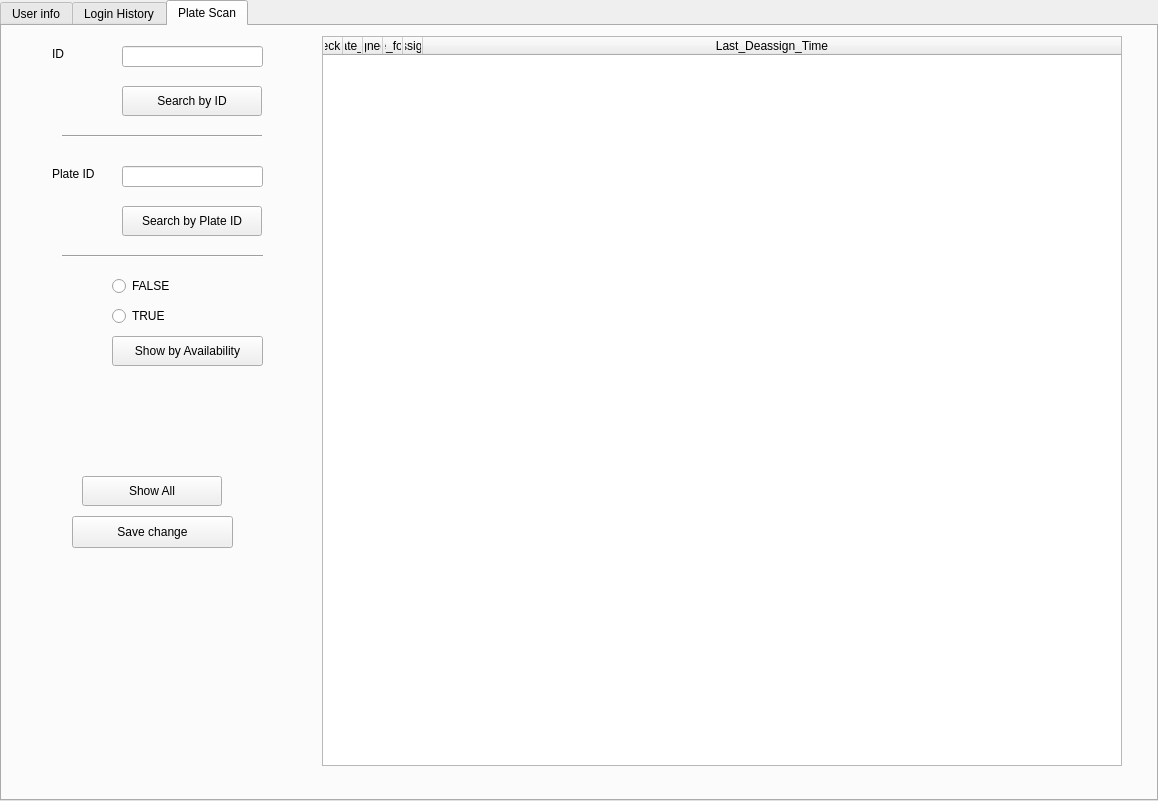
Old version of the form Project_Folder/Project_Space/Concentrate_Advance.ui in the repository Joel-HsienChi/-----.
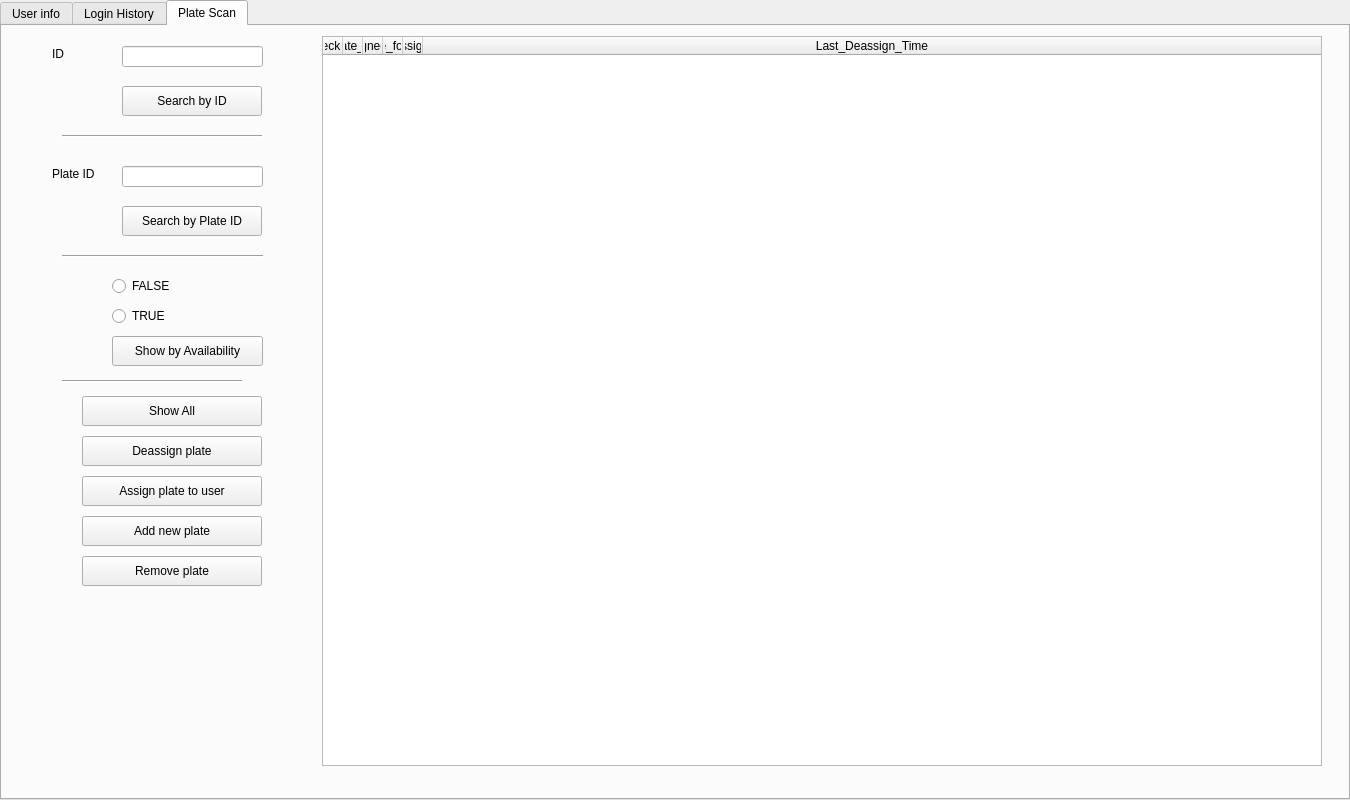
New version of the form.

Commit message: modified:   Project_Folder/Project_Space/Concentrate_Advance.py 	modified:   Project_Folder/Project_Space/Concentrate_Advance.ui 	modified:   Project_Folder/Project_Space/Function.py 	modified:   Project_Folder/Project_Space/Login_Main.py 	modified:   Project_Folder/Project_Space/Project.db 	new file:   Project_Folder/Project_Space/Project_test6.db 	modified:   Project_Folder/Project_Space/__pycache__/Function.cpython-39.pyc

```diff
--- a/Project_Folder/Project_Space/Concentrate_Advance.ui
+++ b/Project_Folder/Project_Space/Concentrate_Advance.ui
@@ -6,8 +6,8 @@
    <rect>
     <x>0</x>
     <y>0</y>
-    <width>1158</width>
-    <height>801</height>
+    <width>1350</width>
+    <height>800</height>
    </rect>
   </property>
   <property name="windowTitle">
@@ -896,7 +896,7 @@
      <rect>
       <x>320</x>
       <y>10</y>
-      <width>800</width>
+      <width>1000</width>
       <height>730</height>
      </rect>
     </property>
@@ -940,37 +940,18 @@
      </property>
     </column>
    </widget>
-   <widget class="QPushButton" name="Save_change_button_Plate_Info">
-    <property name="geometry">
-     <rect>
-      <x>70</x>
-      <y>490</y>
-      <width>161</width>
-      <height>32</height>
-     </rect>
-    </property>
-    <property name="minimumSize">
-     <size>
-      <width>161</width>
-      <height>32</height>
-     </size>
-    </property>
-    <property name="text">
-     <string>Save change</string>
-    </property>
-   </widget>
    <widget class="QPushButton" name="Show_all_button_Plate_Info">
     <property name="geometry">
      <rect>
       <x>80</x>
-      <y>450</y>
-      <width>140</width>
+      <y>370</y>
+      <width>180</width>
       <height>30</height>
      </rect>
     </property>
     <property name="minimumSize">
      <size>
-      <width>140</width>
+      <width>150</width>
       <height>30</height>
      </size>
     </property>
@@ -1175,6 +1156,101 @@
      <string>TRUE</string>
     </property>
    </widget>
+   <widget class="Line" name="line_11">
+    <property name="geometry">
+     <rect>
+      <x>60</x>
+      <y>340</y>
+      <width>180</width>
+      <height>30</height>
+     </rect>
+    </property>
+    <property name="minimumSize">
+     <size>
+      <width>150</width>
+      <height>30</height>
+     </size>
+    </property>
+    <property name="orientation">
+     <enum>Qt::Horizontal</enum>
+    </property>
+   </widget>
+   <widget class="QPushButton" name="Assign_plate_to_user">
+    <property name="geometry">
+     <rect>
+      <x>80</x>
+      <y>450</y>
+      <width>180</width>
+      <height>30</height>
+     </rect>
+    </property>
+    <property name="minimumSize">
+     <size>
+      <width>150</width>
+      <height>30</height>
+     </size>
+    </property>
+    <property name="text">
+     <string>Assign plate to user</string>
+    </property>
+   </widget>
+   <widget class="QPushButton" name="Deassign_plate_from_user">
+    <property name="geometry">
+     <rect>
+      <x>80</x>
+      <y>410</y>
+      <width>180</width>
+      <height>30</height>
+     </rect>
+    </property>
+    <property name="minimumSize">
+     <size>
+      <width>150</width>
+      <height>30</height>
+     </size>
+    </property>
+    <property name="text">
+     <string>Deassign plate</string>
+    </property>
+   </widget>
+   <widget class="QPushButton" name="Add_new_plate">
+    <property name="geometry">
+     <rect>
+      <x>80</x>
+      <y>490</y>
+      <width>180</width>
+      <height>30</height>
+     </rect>
+    </property>
+    <property name="minimumSize">
+     <size>
+      <width>150</width>
+      <height>30</height>
+     </size>
+    </property>
+    <property name="text">
+     <string>Add new plate</string>
+    </property>
+   </widget>
+   <widget class="QPushButton" name="Remove_plate">
+    <property name="geometry">
+     <rect>
+      <x>80</x>
+      <y>530</y>
+      <width>180</width>
+      <height>30</height>
+     </rect>
+    </property>
+    <property name="minimumSize">
+     <size>
+      <width>150</width>
+      <height>30</height>
+     </size>
+    </property>
+    <property name="text">
+     <string>Remove plate</string>
+    </property>
+   </widget>
   </widget>
  </widget>
  <resources/>
```
Left out of the diff: 6 changed lines with no effect on the pictures. The commit also changes 6 other files.
